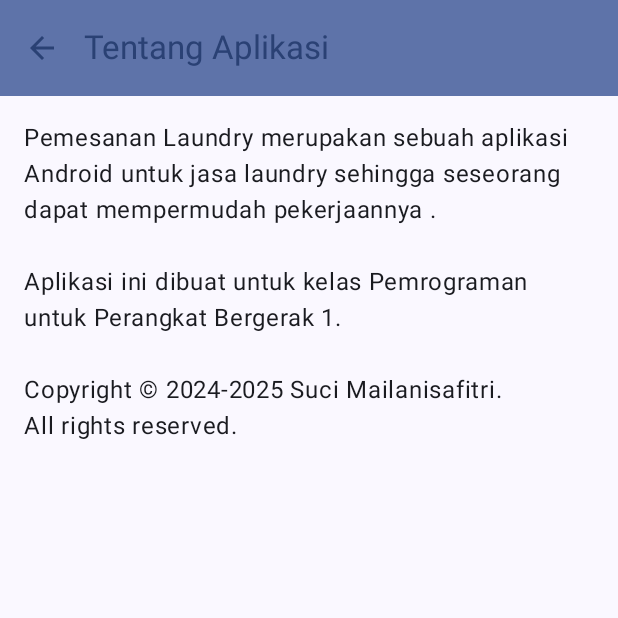
After one commit to sucimailani/assesmen01, an Android app built with Jetpack Compose: the composable AboutScreen shown on its own in the app's theme, on a phone screen of 412 x 824 dp, the top half of it. The commit adds this screen. Run offline under Robolectric (Android 15) with nearby library versions, the phone set to English and light mode, and no system bars.

Commit message:
Membuat navigasi component,tampilan about,navigasi menggunakan menu,navigasi dengan tombol up,bug isian form

```diff
--- a/app/build.gradle.kts
+++ b/app/build.gradle.kts
@@ -49,6 +49,8 @@ dependencies {
     implementation(libs.androidx.ui.graphics)
     implementation(libs.androidx.ui.tooling.preview)
     implementation(libs.androidx.material3)
+    implementation(libs.androidx.navigation.compose)
+
     testImplementation(libs.junit)
     androidTestImplementation(libs.androidx.junit)
     androidTestImplementation(libs.androidx.espresso.core)
--- /dev/null
+++ b/app/src/main/java/com/suci0008/laundry/navigation/Screen.kt
@@ -0,0 +1,6 @@
+package com.suci0008.laundry.navigation
+
+sealed class Screen(val route: String) {
+    data object Home: Screen("mainScreen")
+    data object About: Screen("AboutScreen")
+}
--- /dev/null
+++ b/app/src/main/java/com/suci0008/laundry/screen/AboutScreen.kt
@@ -0,0 +1,65 @@
+package com.suci0008.laundry.screen
+
+import android.content.res.Configuration
+import androidx.compose.foundation.layout.padding
+import androidx.compose.material.icons.Icons
+import androidx.compose.material.icons.automirrored.filled.ArrowBack
+import androidx.compose.material3.ExperimentalMaterial3Api
+import androidx.compose.material3.Icon
+import androidx.compose.material3.IconButton
+import androidx.compose.material3.MaterialTheme
+import androidx.compose.material3.Scaffold
+import androidx.compose.material3.Text
+import androidx.compose.material3.TopAppBar
+import androidx.compose.material3.TopAppBarDefaults
+import androidx.compose.runtime.Composable
+import androidx.compose.runtime.remember
+import androidx.compose.ui.Modifier
+import androidx.compose.ui.res.stringResource
+import androidx.compose.ui.tooling.preview.Preview
+import androidx.compose.ui.unit.dp
+import androidx.navigation.NavHostController
+import androidx.navigation.compose.rememberNavController
+import com.suci0008.laundry.R
+import com.suci0008.laundry.ui.theme.LaundryTheme
+
+@OptIn(ExperimentalMaterial3Api::class)
+@Composable
+fun AboutScreen(navController: NavHostController) {
+    Scaffold (
+        topBar = {
+            TopAppBar(
+                navigationIcon = {
+                    IconButton(onClick = { navController.popBackStack()}) {
+                        Icon(
+                            imageVector = Icons.AutoMirrored.Filled.ArrowBack,
+                            contentDescription = stringResource(R.string.back),
+                            tint = MaterialTheme.colorScheme.primary
+                        )
+                    }
+                },
+                title = {
+                    Text(text = stringResource(id = R.string.tentang_aplikasi))
+                },
+                colors = TopAppBarDefaults.mediumTopAppBarColors(
+                    containerColor = MaterialTheme.colorScheme.primaryContainer,
+                    titleContentColor = MaterialTheme.colorScheme.primary,
+                ),
+            )
+        }
+    ) { innerPadding ->
+        Text(
+            text = stringResource(R.string.copyright),
+            modifier = Modifier.padding(innerPadding).padding(16.dp)
+        )
+    }
+}
+
+@Preview(showBackground = true)
+@Preview(uiMode = Configuration.UI_MODE_NIGHT_YES, showBackground = true)
+@Composable
+fun AboutScreenPreview() {
+    LaundryTheme {
+        AboutScreen(rememberNavController())
+    }
+}
--- a/app/src/main/res/values/strings.xml
+++ b/app/src/main/res/values/strings.xml
@@ -9,4 +9,9 @@
     <string name="layanan_kilat">Kilat</string>
     <string name="submit">Pesan</string>
     <string name="laundry_weight">Berat Cucian (kg)</string>
+    <string name="tentang_aplikasi">Tentang Aplikasi</string>
+    <string name="copyright">Pemesanan Laundry merupakan sebuah aplikasi Android untuk
+    jasa laundry sehingga seseorang dapat mempermudah pekerjaannya .\n\nAplikasi ini dibuat untuk kelas Pemrograman untuk Perangkat Bergerak 1.\n\nCopyright © 2024-2025
+    Suci Mailanisafitri.\nAll rights reserved.</string>
+    <string name="back">Kembali</string>
 </resources>
--- a/gradle/libs.versions.toml
+++ b/gradle/libs.versions.toml
@@ -8,6 +8,7 @@ espressoCore = "3.6.1"
 lifecycleRuntimeKtx = "2.8.7"
 activityCompose = "1.10.1"
 composeBom = "2024.04.01"
+navCompose = "2.8.7"
 
 [libraries]
 androidx-core-ktx = { group = "androidx.core", name = "core-ktx", version.ref = "coreKtx" }
@@ -24,6 +25,7 @@ androidx-ui-tooling-preview = { group = "androidx.compose.ui", name = "ui-toolin
 androidx-ui-test-manifest = { group = "androidx.compose.ui", name = "ui-test-manifest" }
 androidx-ui-test-junit4 = { group = "androidx.compose.ui", name = "ui-test-junit4" }
 androidx-material3 = { group = "androidx.compose.material3", name = "material3" }
+androidx-navigation-compose = { group = "androidx.navigation", name = "navigation-compose", version.ref = "navCompose" }
 
 [plugins]
 android-application = { id = "com.android.application", version.ref = "agp" }
```
Also changed, not shown: app/src/main/java/com/suci0008/laundry/MainActivity.kt (+28 -8 lines), app/src/main/java/com/suci0008/laundry/navigation/NavGraph.kt (added, +24 -0 lines), 1 other file.
